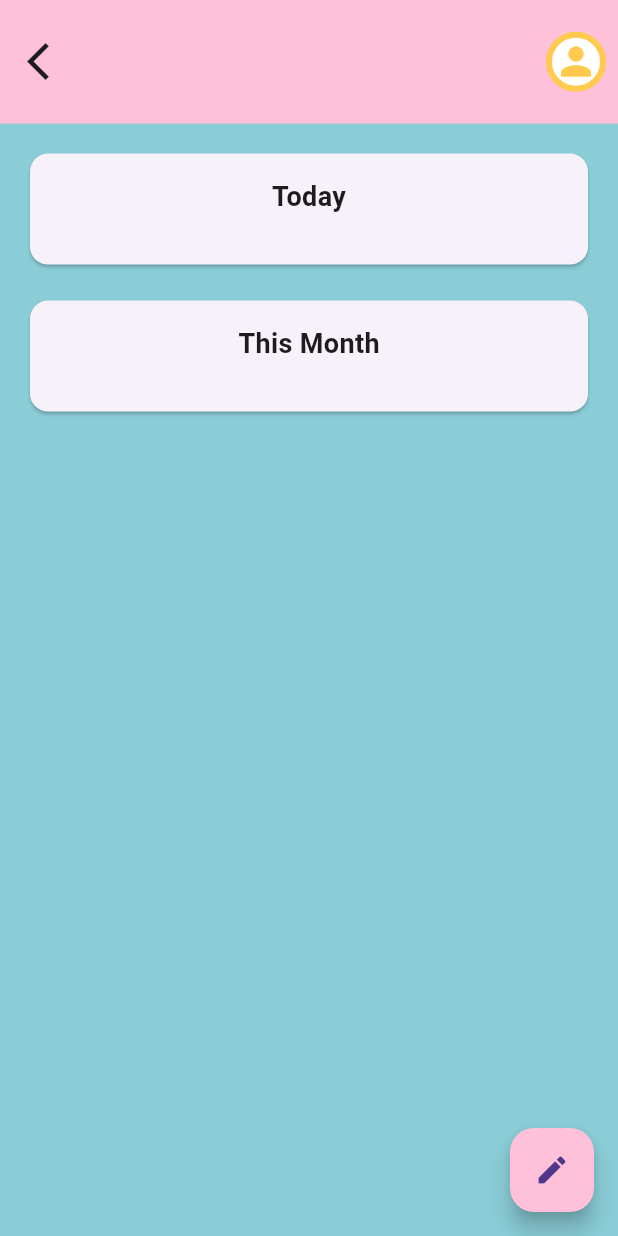
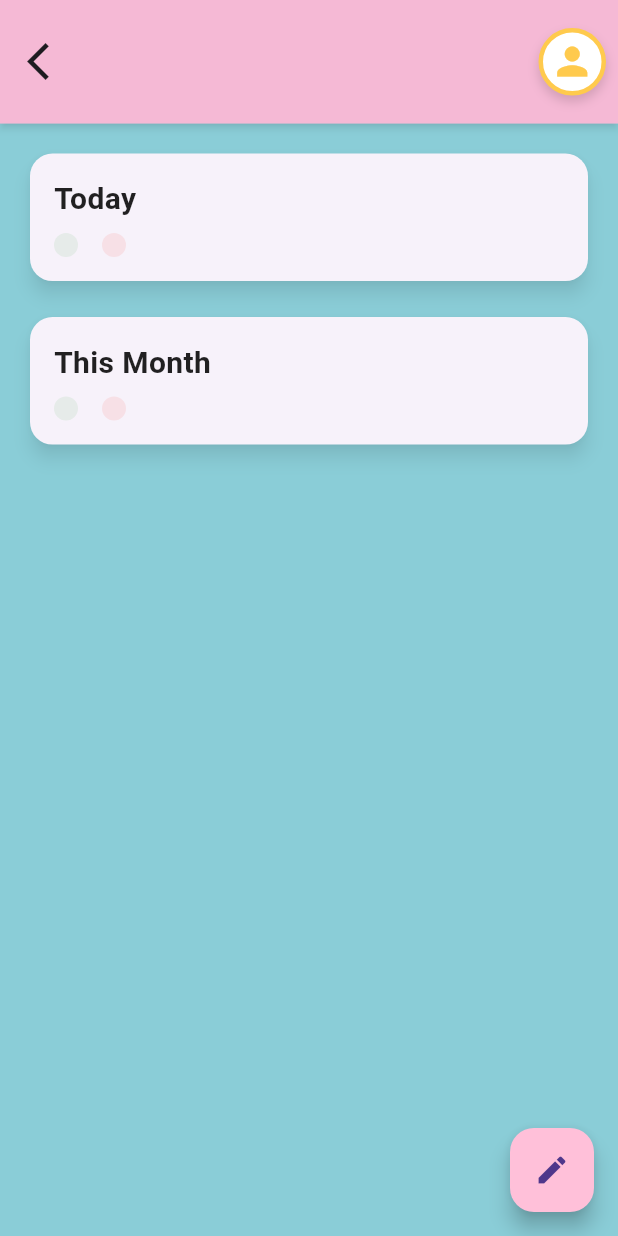
Before and after one commit to ismerliah/snoutsaver-frontend, a Flutter app: the DashboardPage screen opened by its route, on a phone screen of 412 x 824 dp. Run offline on Flutter 3.47's test engine with Material 3 defaults, Android fonts, the light colour scheme and no system bars; our stand-ins replace bloc, equatable, firebase_auth, firebase_core, firebase_storage, fl_chart and 7 more; missing offline and left inert: dart:ffi; accounts and stored records are empty; generated files the repository leaves out were written again; network calls fail.

Commit message:
style(pocketdashboard): improve ui

```diff
--- a/lib/pages/pocketdashboard_page.dart
+++ b/lib/pages/pocketdashboard_page.dart
@@ -44,7 +44,8 @@ class _DashboardPageState extends State<DashboardPage> {
   Future<void> _fetchPockets() async {
     try {
       final pocket = await PocketRepository().fetchPockets();
-      final currentpocket = int.parse(await storage.read(key: "currentPocket") ?? '0');
+      final currentpocket =
+          int.parse(await storage.read(key: "currentPocket") ?? '0');
 
       print("currentpocket : $currentpocket");
       // print('token: $token');
@@ -62,12 +63,14 @@ class _DashboardPageState extends State<DashboardPage> {
     return Scaffold(
       backgroundColor: const Color(0xFF8ACDD7),
       appBar: AppBar(
+        elevation: 2,
+        shadowColor: Colors.black45,
         toolbarHeight: MediaQuery.of(context).size.height * 0.1,
         title: Text(
           name ?? '',
           style: GoogleFonts.outfit(
             textStyle: const TextStyle(
-                fontSize: 30, color: Colors.black, fontWeight: FontWeight.bold),
+                fontSize: 32, color: Colors.black, fontWeight: FontWeight.w600),
           ),
         ),
         leading: IconButton(
@@ -88,12 +91,19 @@ class _DashboardPageState extends State<DashboardPage> {
                 Navigator.pushNamed(context, '/profile');
               },
               child: Container(
-                width: 40,
-                height: 40,
+                width: 45,
+                height: 45,
                 decoration: BoxDecoration(
                   color: Colors.white,
                   shape: BoxShape.circle,
-                  border: Border.all(width: 4, color: const Color(0xFFffca4d)),
+                  border: Border.all(width: 3, color: const Color(0xFFffca4d)),
+                  boxShadow: [
+                    BoxShadow(
+                      color: Colors.black.withOpacity(0.15),
+                      blurRadius: 6,
+                      offset: const Offset(0, 4),
+                    ),
+                  ],
                 ),
                 child: ClipOval(
                   child: imgUrl != null && imgUrl!.isNotEmpty
@@ -115,44 +125,53 @@ class _DashboardPageState extends State<DashboardPage> {
           children: [
             // TODAY
             Card(
+              shape: RoundedRectangleBorder(
+                borderRadius: BorderRadius.circular(15),
+              ),
+              elevation: 5,
+              shadowColor: Colors.black45,
               child: InkWell(
                 onTap: () {
-                   Navigator.pushNamed(context, '/today');
+                  Navigator.pushNamed(context, '/today');
                 },
                 child: Padding(
                   padding: const EdgeInsets.all(16.0),
                   child: Column(
+                    crossAxisAlignment: CrossAxisAlignment.start,
                     children: [
                       const Text(
                         'Today',
                         style: TextStyle(
-                            fontSize: 18, fontWeight: FontWeight.bold),
+                            fontSize: 20,
+                            fontWeight: FontWeight.bold,
+                            color: Colors.black87),
                       ),
+                      const SizedBox(height: 8),
                       Row(
                         children: [
                           // Total income
                           Container(
                             decoration: BoxDecoration(
-                              // color: Colors.green.withOpacity(0.2),
+                              color: Colors.green.withOpacity(0.1),
                               borderRadius: BorderRadius.circular(10),
                             ),
                             padding: const EdgeInsets.all(8.0),
                             // child: const Text(
                             //   'Total Income: \$1000',
-                            //   // style: TextStyle(color: Colors.green),
+                            //   style: TextStyle(color: Colors.green),
                             // ),
                           ),
                           const SizedBox(width: 16),
                           // Total expense
                           Container(
                             decoration: BoxDecoration(
-                              // color: Colors.red.withOpacity(0.2),
+                              color: Colors.red.withOpacity(0.1),
                               borderRadius: BorderRadius.circular(10),
                             ),
                             padding: const EdgeInsets.all(8.0),
                             // child: const Text(
                             //   'Total Expense: \$500',
-                            //   // style: TextStyle(color: Colors.red),
+                            //   style: TextStyle(color: Colors.red),
                             // ),
                           ),
                         ],
@@ -166,6 +185,11 @@ class _DashboardPageState extends State<DashboardPage> {
 
             // MONTH clickable card box
             Card(
+              shape: RoundedRectangleBorder(
+                borderRadius: BorderRadius.circular(15),
+              ),
+              elevation: 5,
+              shadowColor: Colors.black45,
               child: InkWell(
                 onTap: () {
                   Navigator.pushNamed(context, '/month');
@@ -173,18 +197,22 @@ class _DashboardPageState extends State<DashboardPage> {
                 child: Padding(
                   padding: const EdgeInsets.all(16.0),
                   child: Column(
+                    crossAxisAlignment: CrossAxisAlignment.start,
                     children: [
                       const Text(
                         'This Month',
                         style: TextStyle(
-                            fontSize: 18, fontWeight: FontWeight.bold),
+                            fontSize: 20,
+                            fontWeight: FontWeight.bold,
+                            color: Colors.black87),
                       ),
+                      const SizedBox(height: 8),
                       Row(
                         children: [
                           // Total income
                           Container(
                             decoration: BoxDecoration(
-                              // color: Colors.green.withOpacity(0.2),
+                              color: Colors.green.withOpacity(0.1),
                               borderRadius: BorderRadius.circular(10),
                             ),
                             padding: const EdgeInsets.all(8.0),
@@ -197,7 +225,7 @@ class _DashboardPageState extends State<DashboardPage> {
                           // Total expense
                           Container(
                             decoration: BoxDecoration(
-                              // color: Colors.red.withOpacity(0.2),
+                              color: Colors.red.withOpacity(0.1),
                               borderRadius: BorderRadius.circular(10),
                             ),
                             padding: const EdgeInsets.all(8.0),
@@ -226,7 +254,7 @@ class _DashboardPageState extends State<DashboardPage> {
             },
           );
         },
-        backgroundColor: const Color(0xFFffc0d9),
+        backgroundColor: const Color(0xFFffc0d9), // Your original theme color
         child: const Icon(Icons.edit),
       ),
     );
@@ -245,6 +273,9 @@ class _EditPocketDialogState extends State<EditPocketDialog> {
   @override
   Widget build(BuildContext context) {
     return AlertDialog(
+      shape: RoundedRectangleBorder(
+        borderRadius: BorderRadius.circular(15),
+      ),
       title: const Text('Edit Pocket'),
       content: Column(
         mainAxisSize: MainAxisSize.min,
```
